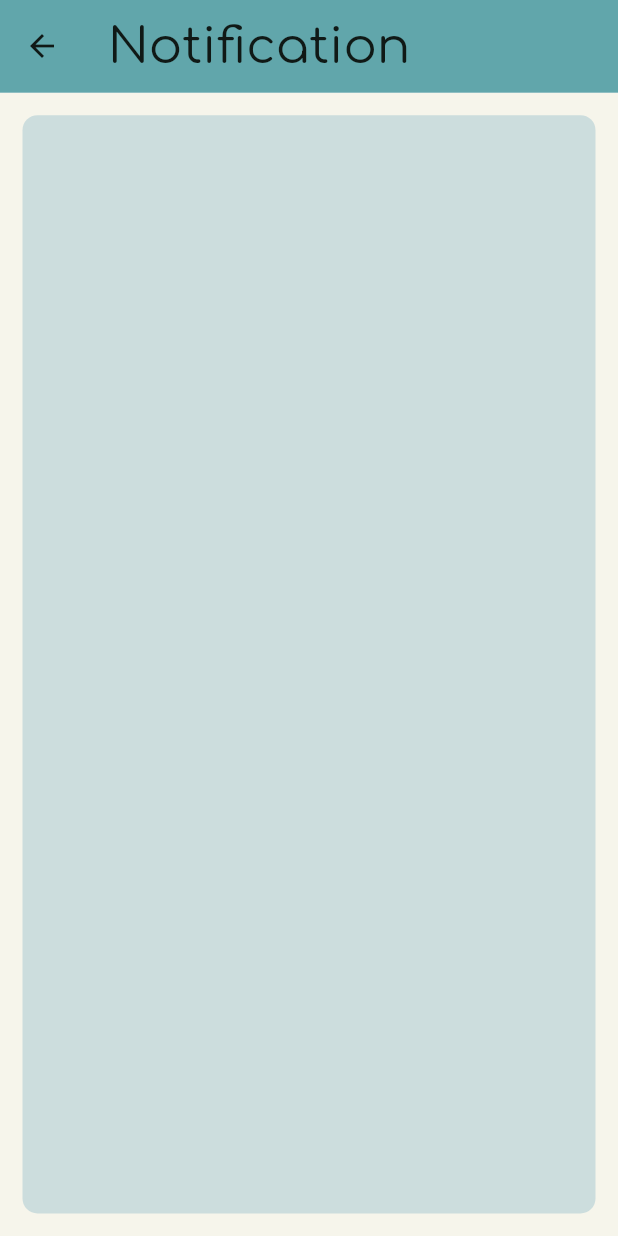
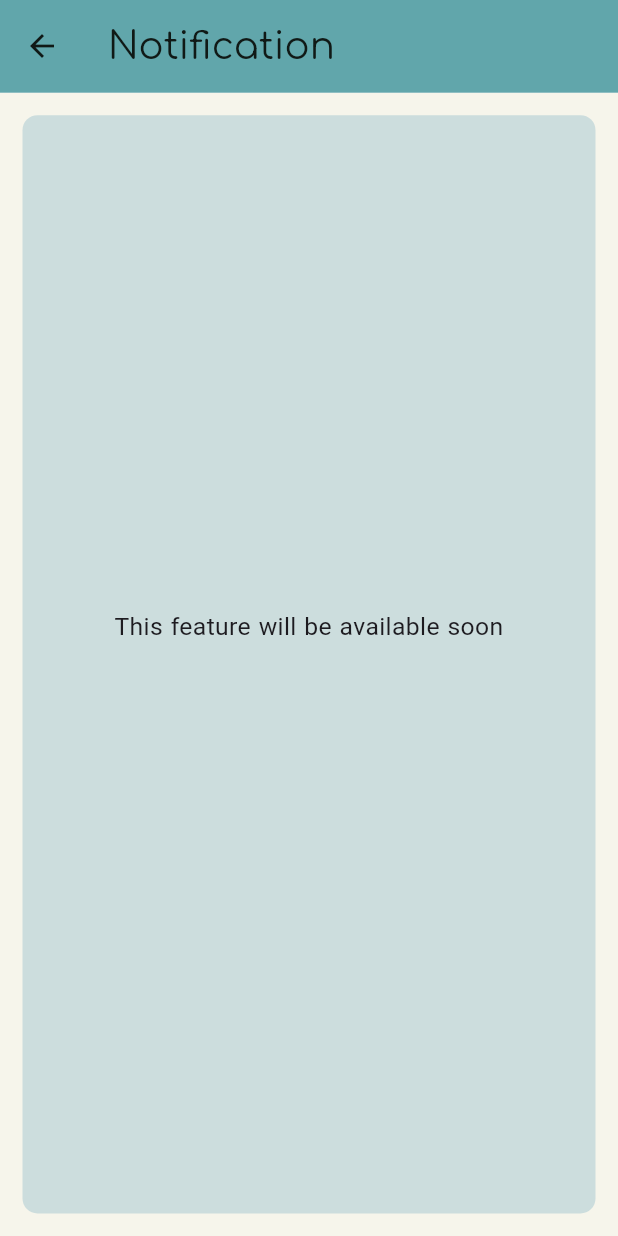
Before and after one commit to nitinjha607/leaflink-2.0, a Flutter app: the NotificationPage screen opened by its route, on a phone screen of 412 x 824 dp. Run offline on Flutter 3.47's test engine with Material 3 defaults, Android fonts, the phone set to English and light mode, and no system bars; our stand-ins replace cloud_firestore, firebase_auth, firebase_core, firebase_storage, fl_chart, google_fonts and 4 more; missing offline and left inert: flutter_share; accounts and stored records are empty.

Commit message:
Update notification_page.dart

```diff
--- a/leaflink/lib/pages/settingpages/notification_page.dart
+++ b/leaflink/lib/pages/settingpages/notification_page.dart
@@ -19,7 +19,7 @@ class NotificationPage extends StatelessWidget {
           "Notification",
           style: TextStyle(
             fontFamily: GoogleFonts.comfortaa().fontFamily,
-            fontSize: MediaQuery.of(context).size.height * 0.04,
+            fontSize: MediaQuery.of(context).size.height * 0.03,
             color: const Color.fromRGBO(16, 25, 22, 1),
           ),
         ),
@@ -51,6 +51,18 @@ class NotificationPage extends StatelessWidget {
                   borderRadius: BorderRadius.all(Radius.circular(10)),
                   color: Color.fromRGBO(204, 221, 221, 1),
                 ),
+                child: Padding(
+                  padding: EdgeInsets.only(
+                    top: MediaQuery.of(context).size.height * 0.4,
+                  ),
+                  child: Text(
+                    'This feature will be available soon',
+                    style: TextStyle(
+                        fontSize: MediaQuery.sizeOf(context).width * 0.04,
+                        fontFamily: GoogleFonts.kohSantepheap().fontFamily),
+                    textAlign: TextAlign.center,
+                  ),
+                ),
               ),
             ),
           ],
```
